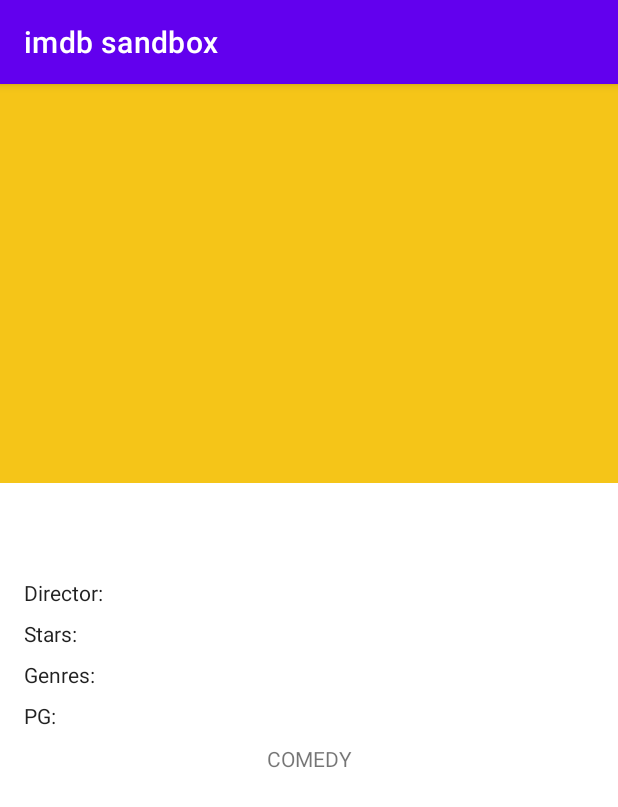
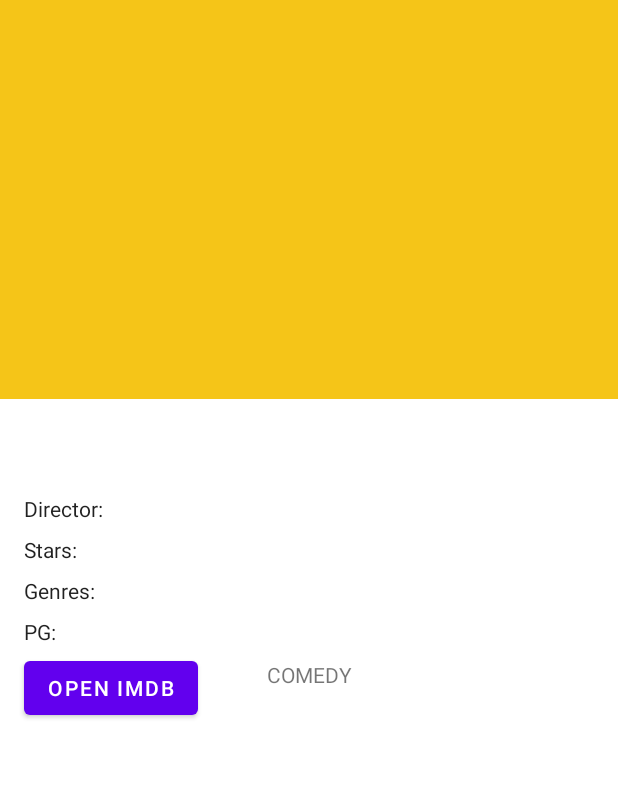
Before and after one commit to aashuprasad/imdb-clone-mvvm, an Android app: the fragment DetailFragment placed in its activity, on a phone screen of 412 x 824 dp. Shown: the top 807 px of the screen. Run offline under Robolectric (Android 15) with nearby library versions, the phone set to English and light mode, and no system bars; our stand-ins replace data binding; pictures from the network do not load; 4 statements that could not run were skipped.

```diff
--- a/app/src/main/java/com/example/imdbsandbox/detail/DetailFragment.kt
+++ b/app/src/main/java/com/example/imdbsandbox/detail/DetailFragment.kt
@@ -1,16 +1,20 @@
 package com.example.imdbsandbox.detail
 
+import android.content.Intent
 import android.os.Bundle
 import android.view.LayoutInflater
 import android.view.View
 import android.view.ViewGroup
 import androidx.fragment.app.Fragment
 import androidx.lifecycle.ViewModelProvider
+import com.example.imdbsandbox.WebActivity
 import com.example.imdbsandbox.databinding.FragmentDetailBinding
 
-class DetailFragment : Fragment() {
-    override fun onCreateView(inflater: LayoutInflater, container: ViewGroup?,
-                              savedInstanceState: Bundle?): View? {
+class DetailFragment : Fragment(), DetailOnClickListener {
+    override fun onCreateView(
+        inflater: LayoutInflater, container: ViewGroup?,
+        savedInstanceState: Bundle?
+    ): View? {
         val application = requireNotNull(activity).application
         val binding = FragmentDetailBinding.inflate(inflater)
         binding.lifecycleOwner = this
@@ -19,6 +23,14 @@ class DetailFragment : Fragment() {
         val viewModelFactory = DetailViewModelFactory(movie, application)
         binding.viewModel = ViewModelProvider(this, viewModelFactory)
             .get(DetailViewModel::class.java)
+        binding.click = this
         return binding.root
     }
+
+    override fun onOpenIMDBCLick(view: View, url: String) {
+        println(view)
+        val intent = Intent(context, WebActivity::class.java)
+        intent.putExtra("URL", url)
+        context?.startActivity(intent)
+    }
 }
--- a/app/src/main/java/com/example/imdbsandbox/detail/DetailViewModel.kt
+++ b/app/src/main/java/com/example/imdbsandbox/detail/DetailViewModel.kt
@@ -8,9 +8,6 @@ import com.example.imdbsandbox.network.models.Movie
 
 class DetailViewModel(movieDetail: Movie, app: Application) : AndroidViewModel(app) {
 
-    /**
-     * Add an encapsulated selectedProperty LiveData variable, then set its value in an init block:
-     */
     private val _selectedMovie = MutableLiveData<Movie>()
     val selectedMovie : LiveData<Movie>
         get() = _selectedMovie
--- a/app/src/main/java/com/example/imdbsandbox/detail/DetailViewModelFactory.kt
+++ b/app/src/main/java/com/example/imdbsandbox/detail/DetailViewModelFactory.kt
@@ -7,8 +7,7 @@ import com.example.imdbsandbox.network.models.Movie
 
 class DetailViewModelFactory(
     private val movie: Movie,
-    private val application: Application
-) : ViewModelProvider.Factory {
+    private val application: Application) : ViewModelProvider.Factory {
     @Suppress("unchecked_cast")
     override fun <T : ViewModel> create(modelClass: Class<T>): T {
         if (modelClass.isAssignableFrom(DetailViewModel::class.java)) {
--- /dev/null
+++ b/app/src/main/java/com/example/imdbsandbox/listners/DetailOnClickListener.kt
@@ -0,0 +1,7 @@
+package com.example.imdbsandbox.detail
+
+import android.view.View
+
+interface DetailOnClickListener {
+    fun onOpenIMDBCLick(view: View, url : String)
+}
--- a/app/src/main/res/layout/fragment_detail.xml
+++ b/app/src/main/res/layout/fragment_detail.xml
@@ -9,6 +9,10 @@
         <variable
             name="viewModel"
             type="com.example.imdbsandbox.detail.DetailViewModel" />
+        <variable
+            name="click"
+            type="com.example.imdbsandbox.detail.DetailOnClickListener" />
+
     </data>
 
     <androidx.constraintlayout.widget.ConstraintLayout
@@ -163,7 +167,15 @@
                     app:layout_constraintStart_toStartOf="@+id/tv_movieGenres"
                     app:layout_constraintTop_toBottomOf="@+id/tv_movieGenres" />
 
-
+                <Button
+                    android:id="@+id/button"
+                    android:layout_width="wrap_content"
+                    android:layout_height="wrap_content"
+                    android:layout_marginTop="4dp"
+                    android:onClick="@{(view) -> click.onOpenIMDBCLick(view, viewModel.selectedMovie.trailer.embedUrl)}"
+                    android:text="Open IMDB"
+                    app:layout_constraintStart_toStartOf="@+id/textView16"
+                    app:layout_constraintTop_toBottomOf="@+id/tv_moviePG" />
 
 
             </androidx.constraintlayout.widget.ConstraintLayout>
--- a/app/src/main/res/layout/fragment_overview.xml
+++ b/app/src/main/res/layout/fragment_overview.xml
@@ -32,7 +32,6 @@
             android:orientation="horizontal"
             android:padding="6dp"
             app:layoutManager="androidx.recyclerview.widget.LinearLayoutManager"
-            app:layout_constraintHorizontal_bias="0.0"
             app:layout_constraintLeft_toLeftOf="parent"
             app:layout_constraintRight_toRightOf="parent"
             app:layout_constraintTop_toBottomOf="@+id/genreTV1"
--- a/app/src/main/res/values/themes.xml
+++ b/app/src/main/res/values/themes.xml
@@ -1,6 +1,6 @@
 <resources xmlns:tools="http://schemas.android.com/tools">
     <!-- Base application theme. -->
-    <style name="Theme.ImdbSandbox" parent="Theme.MaterialComponents.DayNight.DarkActionBar">
+    <style name="Theme.ImdbSandbox" parent="Theme.MaterialComponents.DayNight.NoActionBar">
         <!-- Primary brand color. -->
         <item name="colorPrimary">@color/purple_500</item>
         <item name="colorPrimaryVariant">@color/purple_700</item>
```
Also changed, not shown: app/src/main/AndroidManifest.xml (+9 -1 lines), app/src/main/java/com/example/imdbsandbox/WebActivity.kt (added, +31 -0 lines), app/src/main/res/drawable/gradient_shape.xml (added, +12 -0 lines), app/src/main/res/layout/activity_web.xml (added, +33 -0 lines), app/src/main/res/layout/chips_filter.xml (added, +24 -0 lines).
